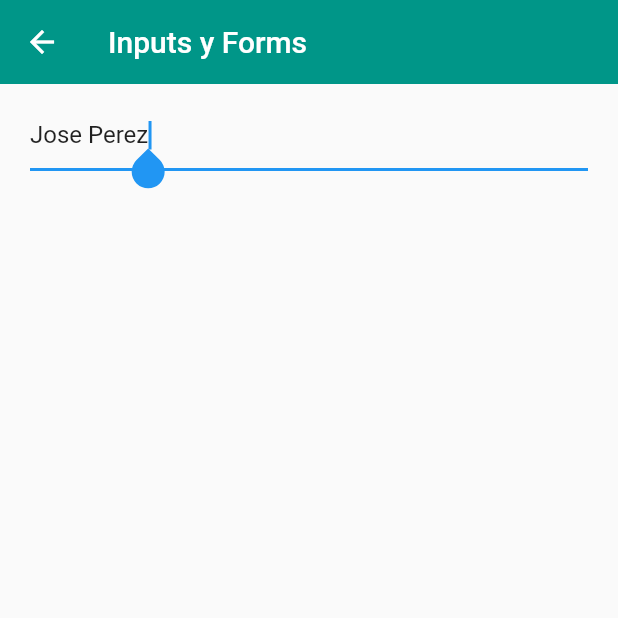
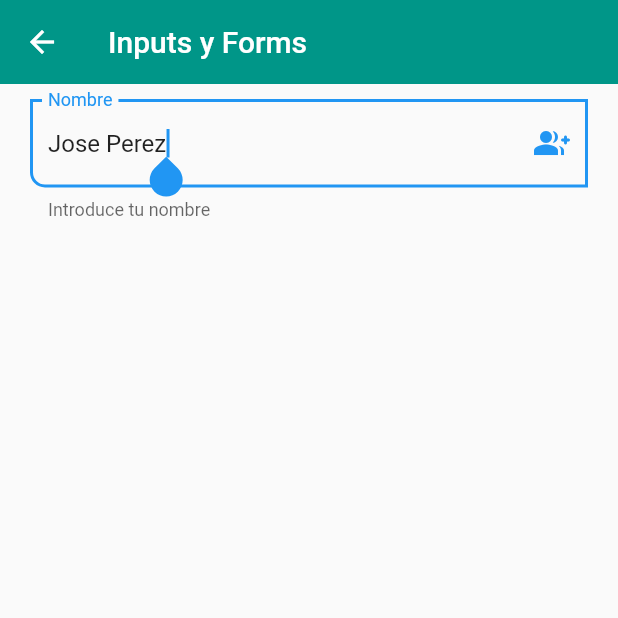
Before and after one commit to jperez331/flutter-components, a Flutter app: the InputsScreen screen opened by its route, on a phone screen of 412 x 824 dp, the top half of it. Run offline on Flutter 3.47's test engine with Material 2 defaults, Android fonts, the phone set to English and light mode, and no system bars.

Commit message:
adding fisrt text input

```diff
--- a/lib/screens/inputs_screen.dart
+++ b/lib/screens/inputs_screen.dart
@@ -13,10 +13,25 @@ class InputsScreen extends StatelessWidget {
             child: Column(
               children: [
                 TextFormField(
-                  autofocus: true,
-                  initialValue: 'Jose Perez',
-                  textCapitalization: TextCapitalization.words,
-                )
+                    autofocus: true,
+                    initialValue: 'Jose Perez',
+                    textCapitalization: TextCapitalization.words,
+                    onChanged: (value) {
+                      print('value $value');
+                    },
+                    validator: (value) {
+                      if (value == null) return 'Este campo es obligatorio';
+                      return value.length < 3 ? 'Minimo de 3 Letras' : null;
+                    },
+                    autovalidateMode: AutovalidateMode.onUserInteraction,
+                    decoration: const InputDecoration(
+                        hintText: 'nombre del usuario',
+                        labelText: 'Nombre',
+                        helperText: 'Introduce tu nombre',
+                        suffixIcon: Icon(Icons.group_add_rounded),
+                        border: OutlineInputBorder(
+                            borderRadius: BorderRadius.only(
+                                bottomLeft: Radius.circular(10))))),
               ],
             ),
           ),
```
